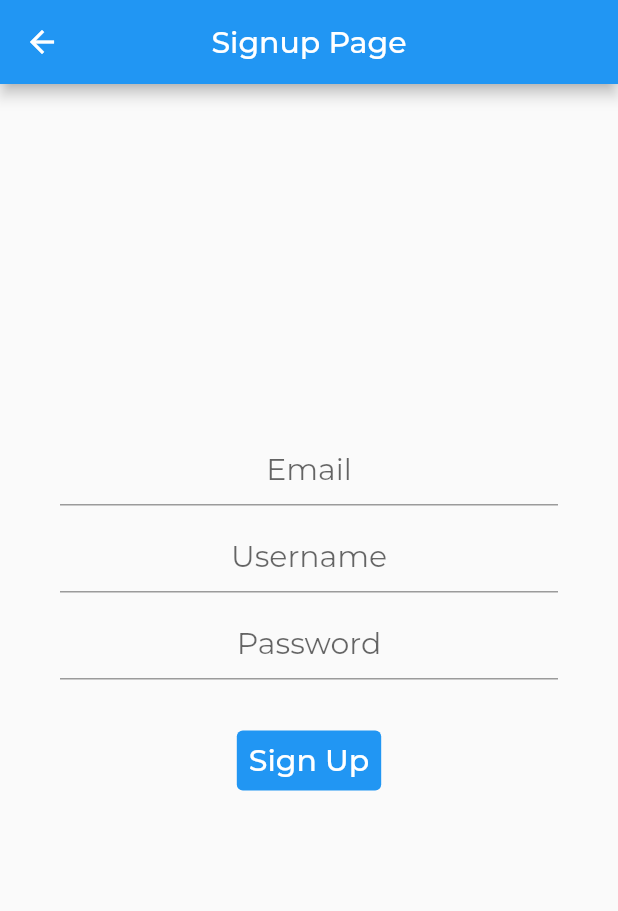
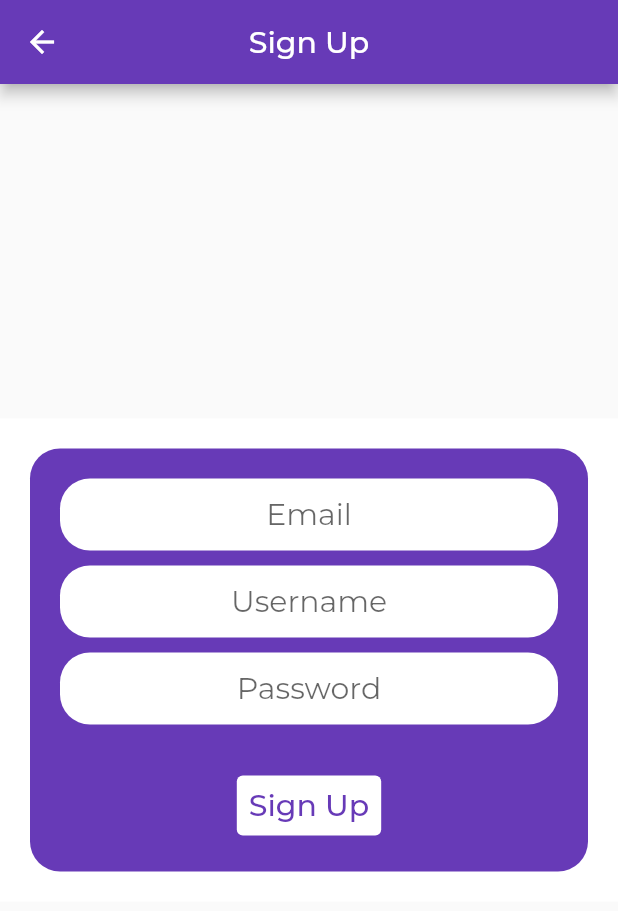
Before and after one commit to KONAPAVANKUMAR/ServiceProject_Client, a Flutter app: the screen it shows after launch, after a tap on "Signup Here", on a phone screen of 412 x 824 dp. Shown: the top 911 px of the screen. Run offline on Flutter 3.47's test engine with Material 2 defaults, Android fonts, the phone set to English and light mode, and no system bars; our stand-ins replace google_fonts, shared_preferences; missing offline and left inert: flutter_webview_plugin; network calls fail.

Commit message:
violet theme added

```diff
--- a/lib/global.dart
+++ b/lib/global.dart
@@ -1,6 +1,7 @@
 // const endpointDomain = "http://127.0.0.1:8000/";
 // const endpointDomain = "http://192.168.0.103:8000/";
-const endpointDomain = "http://10.0.2.2:8000/";
+// const endpointDomain = "http://10.0.2.2:8000/";
+const endpointDomain = "https://lockque.pythonanywhere.com/";
 const createClientEndpoint = endpointDomain + 'users/create/client';
 const authenticateClientEndpoint = endpointDomain + 'users/authenticate/client';
 const logoutEndpoint = endpointDomain + 'users/logout';
--- a/lib/main.dart
+++ b/lib/main.dart
@@ -17,9 +17,9 @@ class MyApp extends StatelessWidget {
   @override
   Widget build(BuildContext context) {
     return MaterialApp(
-      title: 'Service Provider',
+      title: 'Client',
       theme: ThemeData(
-        primarySwatch: Colors.blue,
+        primarySwatch: Colors.deepPurple,
       ),
       home: MyHomePage(title: 'Client'),
     );
@@ -60,22 +60,32 @@ class _MyHomePageState extends State<MyHomePage> {
         ),
         body: Center(
           child: Container(
+            color: Colors.white,
             padding: EdgeInsets.all(20),
             child: Column(
               mainAxisAlignment: MainAxisAlignment.spaceBetween,
               children: <Widget>[
-                Column(
+                Container(
+                  decoration: BoxDecoration(
+                    borderRadius: BorderRadius.circular(20),
+                    color: Colors.deepPurple,
+                  ),
+                  padding: EdgeInsets.all(15),
+                  // border radius
+
+                  child: Column(
                     children: [
-                    SizedBox(
-                      height: 50,
+                      Container(
+                        padding: EdgeInsets.symmetric(horizontal: 20),
+                        decoration: BoxDecoration(
+                          borderRadius: BorderRadius.circular(20),
+                          color: Colors.white,
                         ),
-                    Container(
-                      padding:
-                          EdgeInsets.symmetric(horizontal: 20, vertical: 10),
                         child: TextField(
                           controller: usernameController,
                           textAlign: TextAlign.center,
                           decoration: InputDecoration(
+                            border: InputBorder.none,
                             hintText: 'Username',
                           ),
                           style: GoogleFonts.montserrat(
@@ -85,14 +95,21 @@ class _MyHomePageState extends State<MyHomePage> {
                           ),
                         ),
                       ),
+                      SizedBox(
+                        height: 10,
+                      ),
                       Container(
-                      padding:
-                          EdgeInsets.symmetric(horizontal: 20, vertical: 10),
+                        decoration: BoxDecoration(
+                          borderRadius: BorderRadius.circular(20),
+                          color: Colors.white,
+                        ),
+                        padding: EdgeInsets.symmetric(horizontal: 20),
                         child: TextField(
                           controller: passwordController,
                           obscureText: true,
                           textAlign: TextAlign.center,
                           decoration: InputDecoration(
+                            border: InputBorder.none,
                             hintText: 'Password',
                           ),
                           style: GoogleFonts.montserrat(
@@ -107,28 +124,31 @@ class _MyHomePageState extends State<MyHomePage> {
                             EdgeInsets.symmetric(horizontal: 20, vertical: 10),
                         child: TextButton(
                           style: TextButton.styleFrom(
-                          backgroundColor: Colors.blue,
+                            backgroundColor: Colors.white,
                           ),
                           child: Text('Login',
                               style: GoogleFonts.montserrat(
                                 textStyle: TextStyle(
                                   fontSize: 20,
-                                color: Colors.white,
+                                  color: Colors.deepPurple,
                                 ),
                               )),
                           onPressed: () {
                             if (usernameController.text.isEmpty ||
                                 passwordController.text.isEmpty) {
-                            showAlertDialog(
-                                context, 'Error', 'Please fill all the fields');
+                              showAlertDialog(context, 'Error',
+                                  'Please fill all the fields');
                             } else {
-                            authenticateClient(context, usernameController.text,
+                              authenticateClient(
+                                  context,
+                                  usernameController.text,
                                   passwordController.text);
                             }
                           },
                         ),
                       ),
                     ],
+                  ),
                 ),
                 Center(
                   child: Column(
@@ -145,7 +165,7 @@ class _MyHomePageState extends State<MyHomePage> {
                           style: GoogleFonts.montserrat(
                             textStyle: TextStyle(
                               fontSize: 20,
-                              color: Colors.blue,
+                              color: Colors.deepPurple,
                             ),
                           ),
                         ),
--- a/lib/signup/screen.dart
+++ b/lib/signup/screen.dart
@@ -27,7 +27,7 @@ class _SignupPageState extends State<SignupPage> {
         appBar: AppBar(
           centerTitle: true,
           title: Text(
-            widget.title,
+            'Sign Up',
             style: GoogleFonts.montserrat(
               textStyle: TextStyle(
                 fontSize: 20,
@@ -37,15 +37,32 @@ class _SignupPageState extends State<SignupPage> {
         ),
         body: Center(
           child: Container(
-            padding: EdgeInsets.fromLTRB(40, 0, 40, 60),
+            // border radius
+            color: Colors.white,
+            padding: EdgeInsets.all(20),
+            child: Container(
+              padding: EdgeInsets.all(20),
+              // border radius
+              decoration: BoxDecoration(
+                borderRadius: BorderRadius.circular(20),
+                color: Colors.deepPurple,
+              ),
+
               child: Column(
-              mainAxisAlignment: MainAxisAlignment.center,
+                mainAxisSize: MainAxisSize.min,
+                // mainAxisAlignment: MainAxisAlignment.center,
                 children: [
-                TextField(
+                  Container(
+                    decoration: BoxDecoration(
+                      borderRadius: BorderRadius.circular(20),
+                      color: Colors.white,
+                    ),
+                    child: TextField(
                       controller: _emailController,
                       textAlign: TextAlign.center,
                       decoration: InputDecoration(
                         hintText: 'Email',
+                        border: InputBorder.none,
                       ),
                       style: GoogleFonts.montserrat(
                         textStyle: TextStyle(
@@ -53,14 +70,21 @@ class _SignupPageState extends State<SignupPage> {
                         ),
                       ),
                     ),
+                  ),
                   SizedBox(
                     height: 10,
                   ),
-                TextField(
+                  Container(
+                    decoration: BoxDecoration(
+                      borderRadius: BorderRadius.circular(20),
+                      color: Colors.white,
+                    ),
+                    child: TextField(
                       controller: _usernameController,
                       textAlign: TextAlign.center,
                       decoration: InputDecoration(
                         hintText: 'Username',
+                        border: InputBorder.none,
                       ),
                       style: GoogleFonts.montserrat(
                         textStyle: TextStyle(
@@ -68,15 +92,22 @@ class _SignupPageState extends State<SignupPage> {
                         ),
                       ),
                     ),
+                  ),
                   SizedBox(
                     height: 10,
                   ),
-                TextField(
+                  Container(
+                    decoration: BoxDecoration(
+                      borderRadius: BorderRadius.circular(20),
+                      color: Colors.white,
+                    ),
+                    child: TextField(
                       obscureText: true,
                       controller: _passwordController,
                       textAlign: TextAlign.center,
                       decoration: InputDecoration(
                         hintText: 'Password',
+                        border: InputBorder.none,
                       ),
                       style: GoogleFonts.montserrat(
                         textStyle: TextStyle(
@@ -84,16 +115,17 @@ class _SignupPageState extends State<SignupPage> {
                         ),
                       ),
                     ),
+                  ),
                   SizedBox(
                     height: 30,
                   ),
                   TextButton(
-                  style: TextButton.styleFrom(backgroundColor: Colors.blue),
+                    style: TextButton.styleFrom(backgroundColor: Colors.white),
                     child: Text('Sign Up',
                         style: GoogleFonts.montserrat(
                           textStyle: TextStyle(
                             fontSize: 20,
-                          color: Colors.white,
+                            color: Colors.deepPurple,
                           ),
                         )),
                     onPressed: () {
@@ -115,6 +147,7 @@ class _SignupPageState extends State<SignupPage> {
                 ],
               ),
             ),
+          ),
         ));
   }
 }
```
Also changed, not shown: lib/Homepage/screen.dart (+25 -4 lines), lib/Homepage/serviceDetail.dart (+4 -4 lines). Lines whose indentation alone changed are shown as unchanged.
